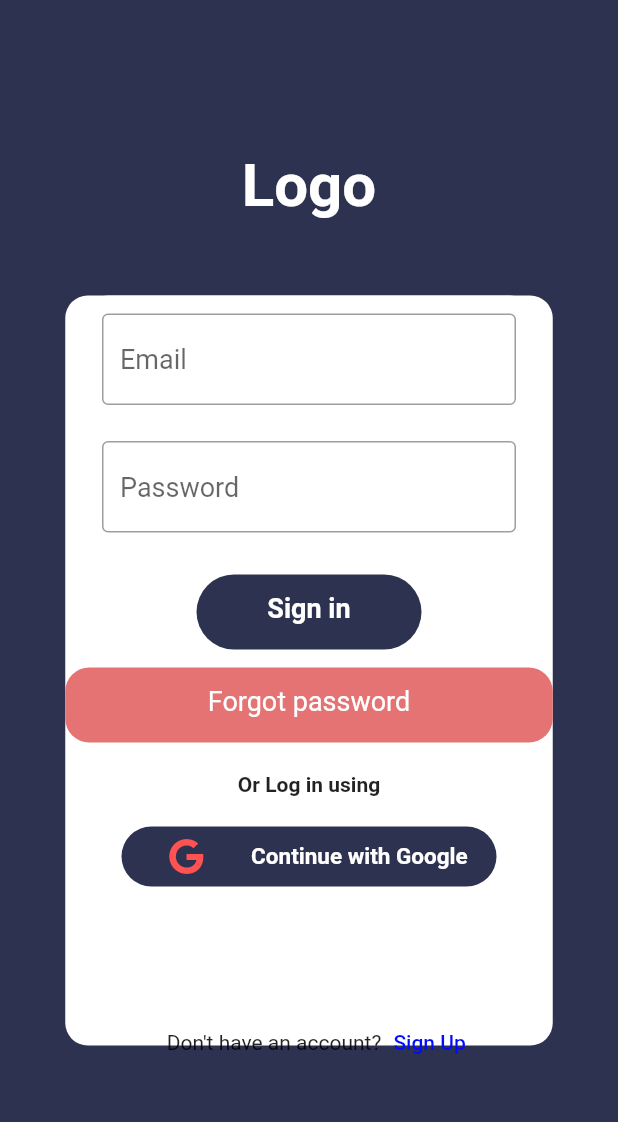
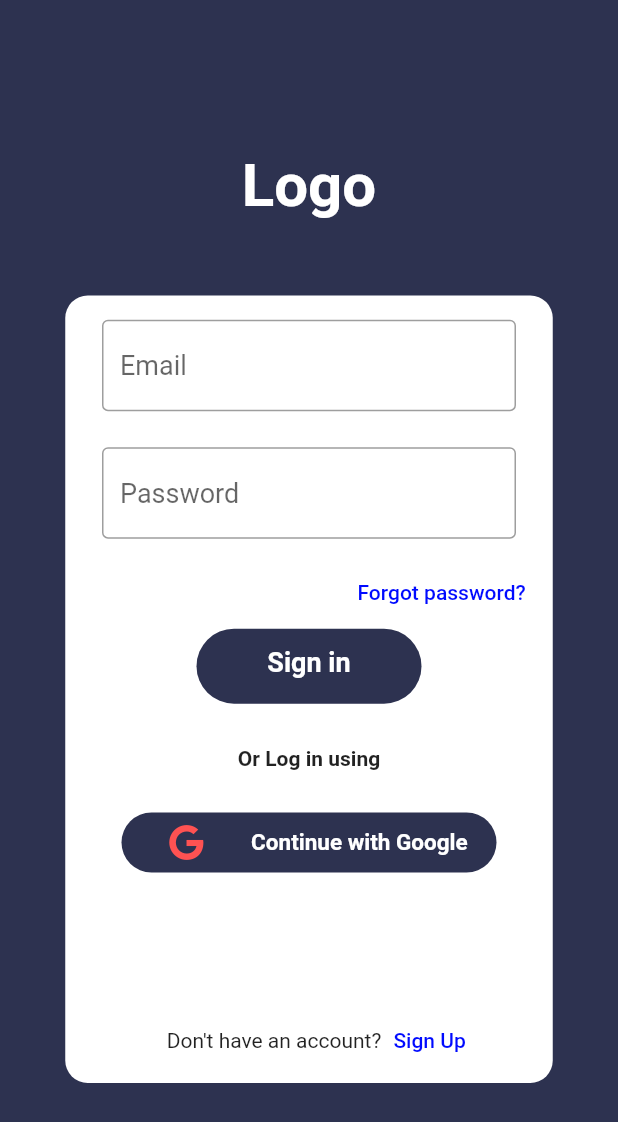
Before and after one commit to Scorpio0712/Moto_rental_app, a Flutter app: the screen it shows after launch, on a phone screen of 412 x 824 dp. Shown: the top 1122 px of the screen. Run offline on Flutter 3.47's test engine with Material 2 defaults, Android fonts, the phone set to English and light mode, and no system bars; our stand-ins replace cloud_firestore, firebase_auth, firebase_core, font_awesome_flutter; accounts and stored records are empty.

Commit message:
Update LoginPage, Create ResetPassPage

```diff
--- a/lib/LoginPage.dart
+++ b/lib/LoginPage.dart
@@ -48,7 +48,7 @@ class _LoginPage extends State<LoginPage> {
               ),
               Container(
                 width: 325,
-                height: 500,
+                height: 525,
                 decoration: const BoxDecoration(
                   color: Colors.white,
                   borderRadius: BorderRadius.all(Radius.circular(15)),
@@ -61,8 +61,31 @@ class _LoginPage extends State<LoginPage> {
                       children: <Widget>[
                         buildTextFieldEmail(),
                         buildTextFieldPassword(),
+                        Padding(
+                          padding: const EdgeInsets.fromLTRB(0, 0, 10, 0),
+                          child: Row(
+                            mainAxisAlignment: MainAxisAlignment.end,
+                            children: [
+                              TextButton(
+                                child: const Text(
+                                  "Forgot password?",
+                                  style: TextStyle(
+                                    color: Color(0xFF000AFF),
+                                  ),
+                                ),
+                                onPressed: () {
+                                  Navigator.push(
+                                    context,
+                                    MaterialPageRoute(
+                                      builder: (context) => navigateToResetPasswordPage(context),
+                                    ),
+                                  );
+                                },
+                              ),
+                            ],
+                          ),
+                        ),
                         buildButtonSignIn(),
-                        buildButtonForgotPassword(),
                       ],
                     ),
                     const SizedBox(
@@ -123,7 +146,6 @@ class _LoginPage extends State<LoginPage> {
                                       builder: (context) =>
                                           const SignUpPage()));
                             },
-
                           ),
                         ],
                       ),
@@ -150,7 +172,7 @@ class _LoginPage extends State<LoginPage> {
         ),
         decoration: BoxDecoration(
             borderRadius: BorderRadius.circular(25), color: Color(0xFF2D3250)),
-        margin: EdgeInsets.only(top: 16),
+        // margin: EdgeInsets.only(top: 16),
         padding: EdgeInsets.all(12),
       ),
       onTap: () {
@@ -269,23 +291,26 @@ class _LoginPage extends State<LoginPage> {
     }
   }
 
-  buildButtonForgotPassword() {
-    return InkWell(
-        child: Container(
-            constraints: BoxConstraints.expand(height: 50),
-            child: Text("Forgot password",
-                textAlign: TextAlign.center,
-                style: TextStyle(fontSize: 18, color: Colors.white)),
-            decoration: BoxDecoration(
-                borderRadius: BorderRadius.circular(16),
-                color: Colors.red[300]),
-            margin: EdgeInsets.only(top: 12),
-            padding: EdgeInsets.all(12)),
-        onTap: () => navigateToResetPasswordPage(context));
-  }
+  // buildButtonForgotPassword() {
+  //   return InkWell(
+  //     child: Container(
+  //       constraints: BoxConstraints.expand(height: 50),
+  //       child: Text(
+  //         "Forgot password",
+  //         textAlign: TextAlign.center,
+  //         style: TextStyle(fontSize: 18, color: Colors.white),
+  //       ),
+  //       decoration: BoxDecoration(
+  //           borderRadius: BorderRadius.circular(16), color: Colors.red[300]),
+  //       margin: EdgeInsets.only(top: 12),
+  //       padding: EdgeInsets.all(12),
+  //     ),
+  //     onTap: () => navigateToResetPasswordPage(context),
+  //   );
+  // }
 
   navigateToResetPasswordPage(BuildContext context) {
     Navigator.push(
-        context, MaterialPageRoute(builder: (context) => ResetPassPage()));
+        context, MaterialPageRoute(builder: (context) => const ResetPassPage()));
   }
 }
--- a/lib/main.dart
+++ b/lib/main.dart
@@ -5,6 +5,7 @@ import 'package:firebase_core/firebase_core.dart';
 import 'LoginPage.dart';
 import 'SignUpPage.dart';
 import 'HomePage.dart';
+import 'ResetPassPage.dart';
 
 // ...
 
@@ -28,6 +29,7 @@ class MyApp extends StatelessWidget {
       routes: {
         '/log-in': (context) => LoginPage(),
         '/sign-up': (context) => SignUpPage(),
+        '/Reset-password': (context) => ResetPassPage(),
 
       },
       home: LoginPage(),
@@ -40,7 +42,7 @@ class MyApp extends StatelessWidget {
       routes: {
         '/log-in': (context) => LoginPage(),
         '/sign-up': (context) => SignUpPage(),
-
+        '/Reset-password': (context) => ResetPassPage(),
       },
       home: HomePage(),
 
```
Also changed, not shown: lib/ResetPassPage.dart (+35 -18 lines). Lines whose indentation alone changed are shown as unchanged.
